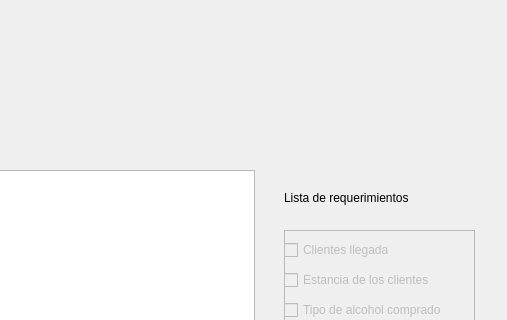
The window that interfaces/ventana_ventas/Ingreso_datos_ventas.ui (EscuelaProyectosPOO/simulacion) describes before a commit, drawn with Qt 5; both pictures show x 496 to 1003 and y 0 to 320 of the 1003 by 610 pixel window.
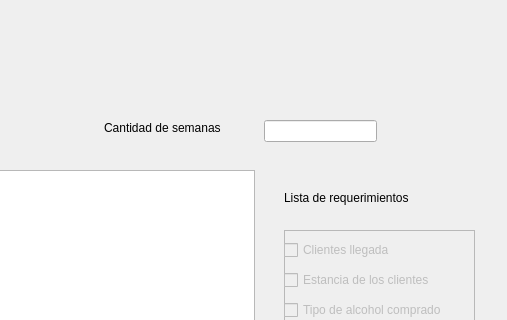
The same window after the commit.

```diff
--- a/interfaces/ventana_ventas/Ingreso_datos_ventas.ui
+++ b/interfaces/ventana_ventas/Ingreso_datos_ventas.ui
@@ -226,6 +226,29 @@
     <string>Iniciar simulación</string>
    </property>
   </widget>
+  <widget class="QLineEdit" name="iteraciones">
+   <property name="geometry">
+    <rect>
+     <x>760</x>
+     <y>120</y>
+     <width>113</width>
+     <height>22</height>
+    </rect>
+   </property>
+  </widget>
+  <widget class="QLabel" name="label_3">
+   <property name="geometry">
+    <rect>
+     <x>600</x>
+     <y>120</y>
+     <width>151</width>
+     <height>16</height>
+    </rect>
+   </property>
+   <property name="text">
+    <string>Cantidad de semanas</string>
+   </property>
+  </widget>
  </widget>
  <resources/>
  <connections/>
```
